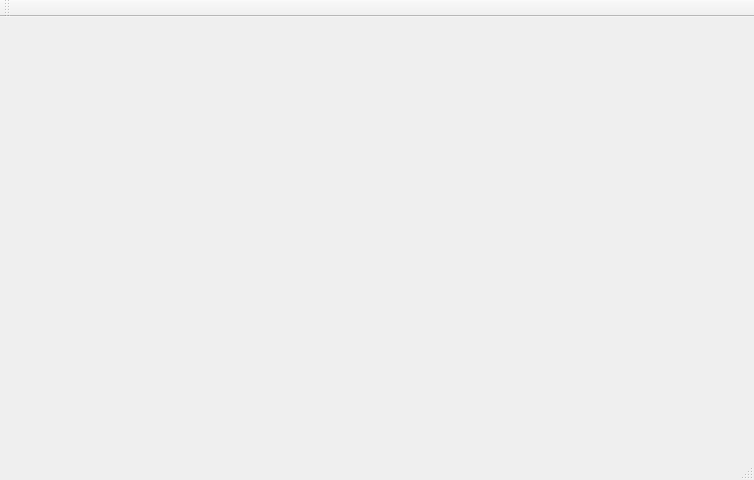
Before: the Qt Designer form mainwindow.ui in Pacman29/KG_kurs, drawn with Qt 5.
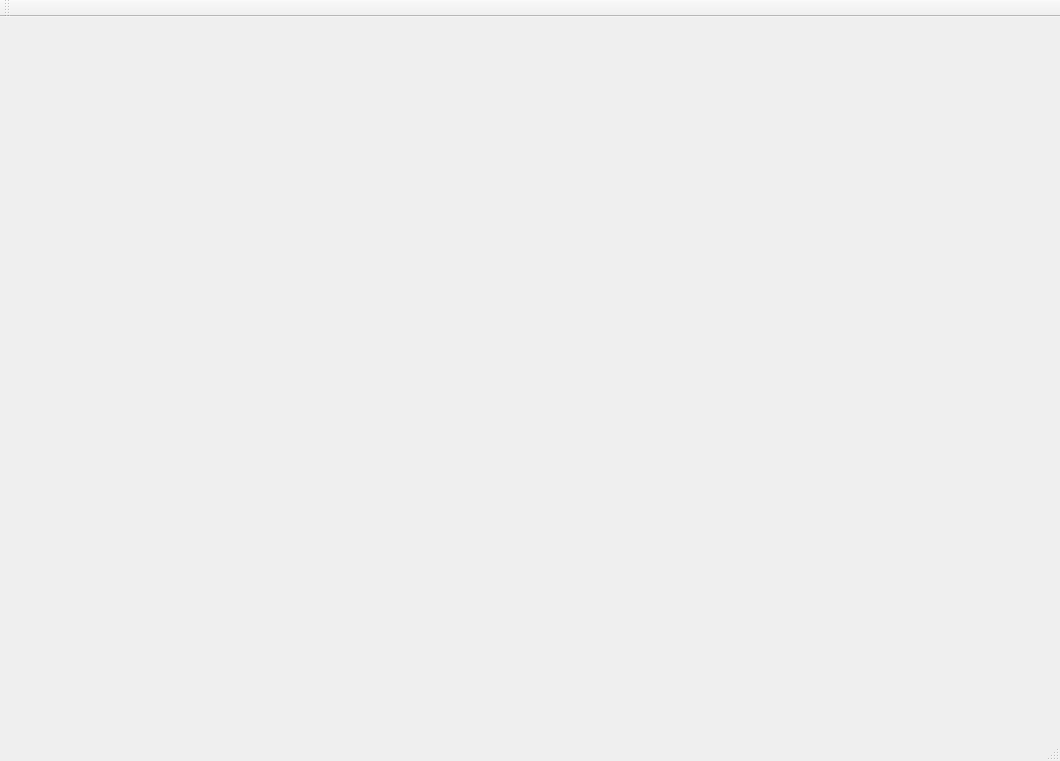
After: the same form once the commit is applied.

The edit to the form file:
```diff
--- a/mainwindow.ui
+++ b/mainwindow.ui
@@ -6,8 +6,8 @@
    <rect>
     <x>0</x>
     <y>0</y>
-    <width>754</width>
-    <height>480</height>
+    <width>1060</width>
+    <height>761</height>
    </rect>
   </property>
   <property name="windowTitle">
@@ -19,8 +19,8 @@
      <rect>
       <x>100</x>
       <y>20</y>
-      <width>541</width>
-      <height>361</height>
+      <width>861</width>
+      <height>571</height>
      </rect>
     </property>
     <property name="text">
```
Left out of the diff: 2 changed lines with no effect on the pictures.
